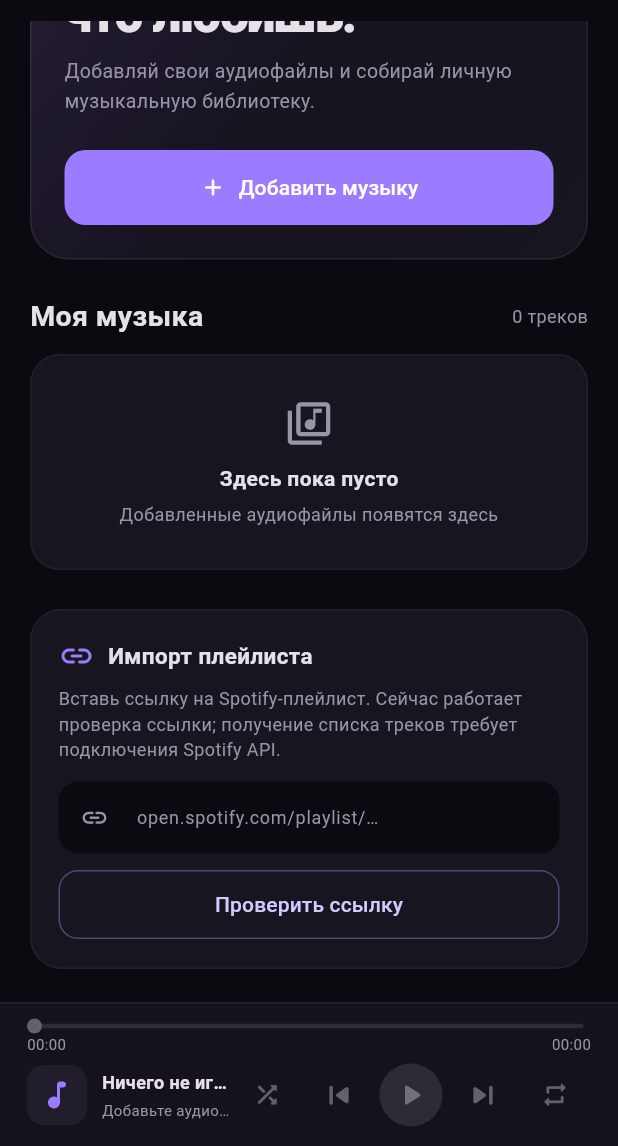
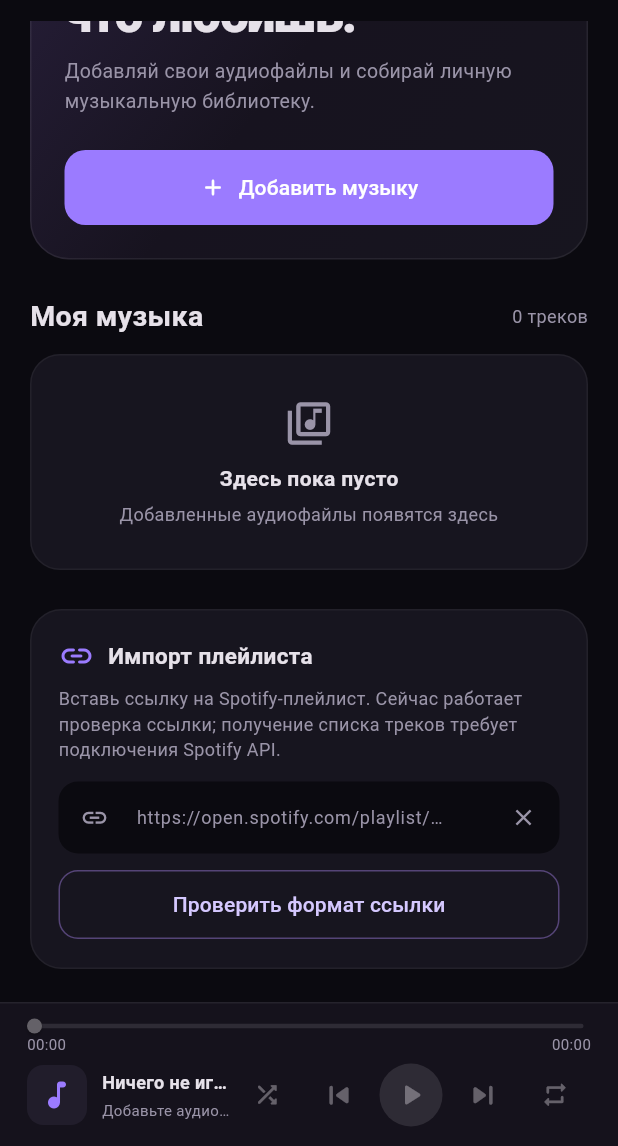
Before and after one commit to tracynixx-wq/player, a Flutter app: the screen it shows after launch, scrolled down 135 dp, after a tap on "Добавить музыку", on a phone screen of 412 x 824 dp, the part 90-1236 px from its top. Run offline on Flutter 3.47's test engine with Material 3 defaults, Android fonts, the phone set to English and light mode, and no system bars; our stand-ins replace file_picker, just_audio.

Commit message:
Improve local file selection and Spotify link field

```diff
--- a/lib/main.dart
+++ b/lib/main.dart
@@ -78,9 +78,18 @@ class _PlayerHomeState extends State<PlayerHome> {
     try {
       final result = await FilePicker.platform.pickFiles(type: FileType.audio, allowMultiple: true, withData: true);
       if (result == null || result.files.isEmpty) return;
+      final existing = tracks.map((file) => '${file.name}:${file.size}').toSet();
+      final freshFiles = result.files.where((file) => !existing.contains('${file.name}:${file.size}')).toList();
+      if (freshFiles.isEmpty) {
+        message('Эти файлы уже добавлены в библиотеку.');
+        return;
+      }
       final start = tracks.length;
-      setState(() { tracks.addAll(result.files); status = 'Добавлено файлов: ${result.files.length}'; });
-      if (current == -1) await loadTrack(start);
+      setState(() {
+        tracks.addAll(freshFiles);
+        status = 'Добавлено файлов: ${freshFiles.length}';
+      });
+      if (current == -1) await loadTrack(start, autoplay: false);
     } catch (e) {
       message('Не удалось открыть файлы: $e');
     } finally {
@@ -88,7 +97,7 @@ class _PlayerHomeState extends State<PlayerHome> {
     }
   }
 
-  Future<void> loadTrack(int index) async {
+  Future<void> loadTrack(int index, {bool autoplay = true}) async {
     if (index < 0 || index >= tracks.length) return;
     final file = tracks[index];
     try {
@@ -103,8 +112,8 @@ class _PlayerHomeState extends State<PlayerHome> {
       }
       completionHandled = false;
       if (!mounted) return;
-      setState(() => status = 'Сейчас играет');
-      await player.play();
+      setState(() => status = autoplay ? 'Сейчас играет' : 'Готово к воспроизведению');
+      if (autoplay) await player.play();
     } catch (e) {
       if (mounted) setState(() => status = 'Ошибка загрузки файла');
       message('Не удалось воспроизвести ${file.name}: $e');
@@ -150,8 +159,8 @@ class _PlayerHomeState extends State<PlayerHome> {
     final valid = uri != null && (uri.host == 'open.spotify.com' || uri.host == 'www.spotify.com') &&
       i >= 0 && i + 1 < segments.length && RegExp(r'^[A-Za-z0-9]+$').hasMatch(segments[i + 1]);
     message(valid
-      ? 'Ссылка распознана. Получение списка треков подключается отдельно через Spotify API.'
-      : 'Вставьте корректную ссылку на плейлист Spotify.');
+      ? 'Ссылка корректная. Импорт треков пока не активен: для него нужно настроить авторизацию Spotify.'
+      : 'Ссылка не распознана. Нужен адрес open.spotify.com/playlist/…');
   }
 
   void message(String value) {
@@ -279,15 +288,38 @@ class _PlayerHomeState extends State<PlayerHome> {
       const Text('Вставь ссылку на Spotify-плейлист. Сейчас работает проверка ссылки; получение списка треков требует подключения Spotify API.',
         style:TextStyle(color:muted,fontSize:12,height:1.45)),
       const SizedBox(height:13),
-      TextField(controller:spotify,keyboardType:TextInputType.url,style:const TextStyle(fontSize:13),
-        decoration:InputDecoration(hintText:'open.spotify.com/playlist/…',hintStyle:const TextStyle(color:muted,fontSize:12),
-          filled:true,fillColor:bg,prefixIcon:const Icon(Icons.link,size:19,color:muted),contentPadding:const EdgeInsets.symmetric(vertical:13),
-          border:OutlineInputBorder(borderRadius:BorderRadius.circular(13),borderSide:BorderSide.none))),
+      TextField(
+        controller: spotify,
+        keyboardType: TextInputType.url,
+        textDirection: TextDirection.ltr,
+        textAlign: TextAlign.left,
+        maxLines: 1,
+        autocorrect: false,
+        enableSuggestions: false,
+        style: const TextStyle(fontSize: 12),
+        decoration: InputDecoration(
+          hintText: 'https://open.spotify.com/playlist/…',
+          hintStyle: const TextStyle(color: muted, fontSize: 12),
+          filled: true,
+          fillColor: bg,
+          prefixIcon: const Icon(Icons.link, size: 19, color: muted),
+          suffixIcon: IconButton(
+            tooltip: 'Очистить ссылку',
+            onPressed: () => spotify.clear(),
+            icon: const Icon(Icons.close, size: 18, color: muted),
+          ),
+          contentPadding: const EdgeInsets.symmetric(vertical: 13),
+          border: OutlineInputBorder(
+            borderRadius: BorderRadius.circular(13),
+            borderSide: BorderSide.none,
+          ),
+        ),
+      ),
       const SizedBox(height:10),
       SizedBox(width:double.infinity,child:OutlinedButton(onPressed:checkSpotify,
         style:OutlinedButton.styleFrom(foregroundColor:const Color(0xFFD5C8FF),side:const BorderSide(color:Color(0xFF554477)),
           padding:const EdgeInsets.symmetric(vertical:13),shape:RoundedRectangleBorder(borderRadius:BorderRadius.circular(13))),
-        child:const Text('Проверить ссылку'))),
+        child:const Text('Проверить формат ссылки'))),
     ]),
   );
 
```
